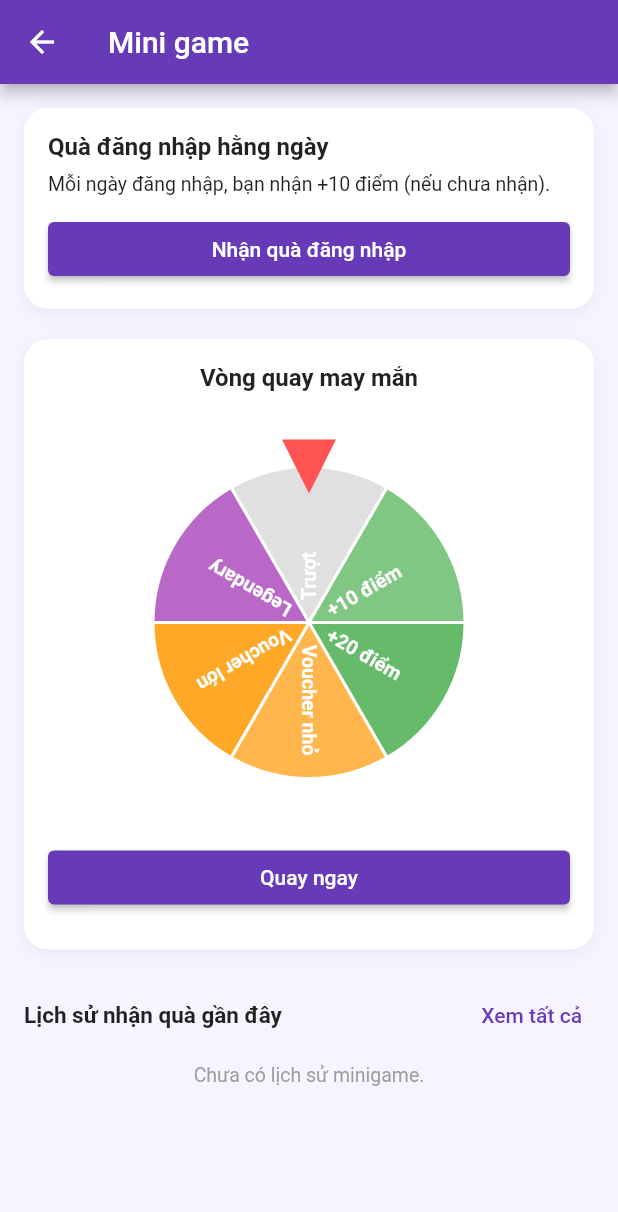
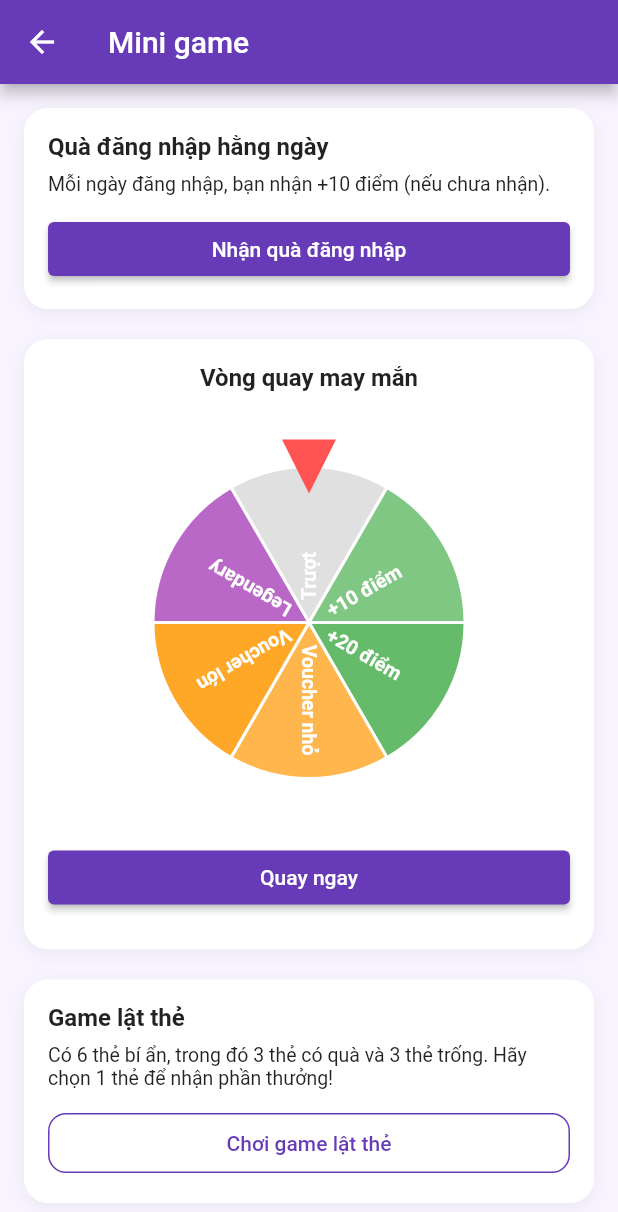
Before and after one commit to HoaiBao1007/DoAnChuyenNganh, a Flutter app: the MinigameScreen screen opened directly, on a phone screen of 412 x 824 dp. Shown: the top 1212 px of the screen. Run offline on Flutter 3.47's test engine with Material 3 defaults, Android fonts, the phone set to English and light mode, and no system bars; drawn by our look-alikes of flutter_fortune_wheel; our stand-ins replace shared_preferences; accounts and stored records are empty; network calls fail.

Commit message:
Sua_Mini_game

```diff
--- a/lib/api/api_client.dart
+++ b/lib/api/api_client.dart
@@ -4,13 +4,13 @@ import 'package:http/http.dart' as http;
 import 'package:shared_preferences/shared_preferences.dart';
 
 class ApiClient {
-  static const USER_API_BASE_URL = "http://192.168.1.127:8080";
-  static const PRODUCT_API_BASE_URL = "http://192.168.1.127:8081/api/v1";
-  static const CART_API_BASE_URL = "http://192.168.1.127:8082/api/v1/carts";
-  static const ORDER_API_BASE_URL = "http://192.168.1.127:8083/api/v1";
-  static const NOTIFICATION_API_BASE_URL = "http://192.168.1.127:8085";
-  static const String VOUCHER_API_BASE_URL = "http://192.168.1.127:8089";
-  static const String MINIGAME_API_BASE_URL = "http://192.168.1.127:8087";
+  static const USER_API_BASE_URL = "http://192.168.110.18:8080";
+  static const PRODUCT_API_BASE_URL = "http://192.168.110.18:8081/api/v1";
+  static const CART_API_BASE_URL = "http://192.168.110.18:8082/api/v1/carts";
+  static const ORDER_API_BASE_URL = "http://192.168.110.18:8083/api/v1";
+  static const NOTIFICATION_API_BASE_URL = "http://192.168.110.18:8085";
+  static const String VOUCHER_API_BASE_URL = "http://192.168.110.18:8089";
+  static const String MINIGAME_API_BASE_URL = "http://192.168.110.18:8087";
 
 
   static Future<Map<String, String>> _headers({bool withAuth = true}) async {
--- a/lib/models/product.dart
+++ b/lib/models/product.dart
@@ -24,7 +24,7 @@ class Product {
       if (raw.startsWith("http")) {
         finalUrl = raw;   // backend đã trả full URL
       } else {
-        finalUrl = "http://192.168.1.127:8081$raw"; // backend trả path
+        finalUrl = "http://192.168.110.18:8081$raw"; // backend trả path
       }
     }
 
--- a/lib/screens/cart_screen.dart
+++ b/lib/screens/cart_screen.dart
@@ -30,9 +30,9 @@ class _CartScreenState extends State<CartScreen> {
   String fixUrl(String? url) {
     if (url == null || url.isEmpty) return '';
     return url
-        .replaceAll("localhost", "192.168.1.127")
-        .replaceAll("host.docker.internal", "192.168.1.127")
-        .replaceAll("productservice:8081", "192.168.1.127:8081");
+        .replaceAll("localhost", "192.168.110.18")
+        .replaceAll("host.docker.internal", "192.168.110.18")
+        .replaceAll("productservice:8081", "192.168.110.18:8081");
   }
 
   @override
--- a/lib/screens/minigame_screen.dart
+++ b/lib/screens/minigame_screen.dart
@@ -8,6 +8,7 @@ import '../services/minigame_service.dart';
 import '../models/minigame_history.dart';
 import '../utils/format.dart';
 import 'minigame_history_screen.dart';
+import 'card_flip_game_screen.dart'; // màn game lật thẻ
 
 class MinigameScreen extends StatefulWidget {
   const MinigameScreen({super.key});
@@ -74,15 +75,20 @@ class _MinigameScreenState extends State<MinigameScreen> {
   String _mapMessageToLabel(String msg) {
     msg = msg.toLowerCase();
 
+    // Các case cụ thể được backend dùng
     if (msg.contains("20 điểm")) return "+20 điểm";
     if (msg.contains("10 điểm")) return "+10 điểm";
     if (msg.contains("legendary")) return "Legendary";
     if (msg.contains("voucher lớn")) return "Voucher lớn";
     if (msg.contains("voucher nhỏ")) return "Voucher nhỏ";
 
-    // còn lại xem như "Trượt"
+    // 🔥 Nếu trúng điểm nhưng không phải 10 hoặc 20 (ví dụ 30 điểm)
+    if (msg.contains("điểm")) return "+20 điểm";
+
+    // Mặc định: trượt
     return "Trượt";
   }
+
 
   Future<void> _spin() async {
     if (_spinning) return;
@@ -216,7 +222,6 @@ class _MinigameScreenState extends State<MinigameScreen> {
                     ),
                   ),
                   const SizedBox(height: 8),
-
                   const SizedBox(height: 16),
                   SizedBox(
                     height: 260,
@@ -274,6 +279,11 @@ class _MinigameScreenState extends State<MinigameScreen> {
 
             const SizedBox(height: 20),
 
+            // ====== GAME LẬT THẺ ======
+            _buildFlipCardGameCard(),
+
+            const SizedBox(height: 20),
+
             // ====== LỊCH SỬ MỚI NHẤT + LINK XEM TẤT CẢ ======
             Row(
               mainAxisAlignment: MainAxisAlignment.spaceBetween,
@@ -327,4 +337,68 @@ class _MinigameScreenState extends State<MinigameScreen> {
       ),
     );
   }
+
+  // ====== CARD GAME LẬT THẺ ======
+  Widget _buildFlipCardGameCard() {
+    return Container(
+      padding: const EdgeInsets.all(16),
+      decoration: BoxDecoration(
+        color: Colors.white,
+        borderRadius: BorderRadius.circular(16),
+        boxShadow: [
+          BoxShadow(
+            color: Colors.black12.withOpacity(0.05),
+            blurRadius: 8,
+            offset: const Offset(0, 3),
+          ),
+        ],
+      ),
+      child: Column(
+        crossAxisAlignment: CrossAxisAlignment.start,
+        children: [
+          const Text(
+            "Game lật thẻ",
+            style: TextStyle(
+              fontWeight: FontWeight.w600,
+              fontSize: 16,
+            ),
+          ),
+          const SizedBox(height: 8),
+          const Text(
+            "Có 6 thẻ bí ẩn, trong đó 3 thẻ có quà và 3 thẻ trống. "
+                "Hãy chọn 1 thẻ để nhận phần thưởng!",
+            style: TextStyle(fontSize: 13),
+          ),
+          const SizedBox(height: 12),
+          SizedBox(
+            width: double.infinity,
+            child: OutlinedButton(
+              onPressed: () {
+                Navigator.push(
+                  context,
+                  MaterialPageRoute(
+                    builder: (_) => const CardFlipGameScreen(), // ✅ ĐÚNG TÊN CLASS
+                  ),
+                );
+              },
+              style: OutlinedButton.styleFrom(
+                side: const BorderSide(color: Colors.deepPurple),
+                shape: RoundedRectangleBorder(
+                  borderRadius: BorderRadius.circular(12),
+                ),
+                padding: const EdgeInsets.symmetric(
+                  horizontal: 16,
+                  vertical: 12,
+                ),
+              ),
+              child: const Text(
+                "Chơi game lật thẻ",
+                style: TextStyle(color: Colors.deepPurple),
+              ),
+            ),
+          ),
+        ],
+      ),
+    );
+  }
 }
--- a/lib/screens/notification_screen.dart
+++ b/lib/screens/notification_screen.dart
@@ -170,12 +170,15 @@ class _NotificationScreenState extends State<NotificationScreen> {
                       ),
                       const SizedBox(height: 4),
                       Text(
-                        'Đơn hàng #${n.orderId} • ${_formatTime(n.createdAt)}',
+                        n.orderId != null
+                            ? 'Đơn hàng #${n.orderId} • ${_formatTime(n.createdAt)}'
+                            : _formatTime(n.createdAt),            // không có orderId thì chỉ hiện thời gian
                         style: TextStyle(
                           fontSize: 12,
                           color: Colors.grey.shade600,
                         ),
                       ),
+
                     ],
                   ),
                 ),
--- a/lib/services/notification_service.dart
+++ b/lib/services/notification_service.dart
@@ -7,7 +7,7 @@ import '../models/app_notification.dart';
 import 'auth_service.dart';
 
 class NotificationService {
-  final String baseUrl = 'http://192.168.1.127:8085';
+  final String baseUrl = 'http://192.168.110.18:8085';
   final AuthService _authService = AuthService();
 
   /// Lấy danh sách thông báo của user hiện tại
--- a/lib/utils/image_url_helper.dart
+++ b/lib/utils/image_url_helper.dart
@@ -2,7 +2,7 @@
 
 class ImageUrlHelper {
   // IP + port của product-service trên LAN
-  static const String backendHost = "192.168.1.127";
+  static const String backendHost = "192.168.110.18";
   static const String backendPort = "8081";
 
   /// Sửa URL ảnh từ /files/... hoặc localhost/... sang IP thật
```
Also changed, not shown: lib/models/app_notification.dart (+31 -18 lines), lib/screens/card_flip_game_screen.dart (added, +213 -0 lines), lib/screens/edit_account_screen.dart (+50 -55 lines), lib/services/minigame_service.dart (+31 -0 lines), lib/services/user_service.dart (added, +70 -0 lines).
